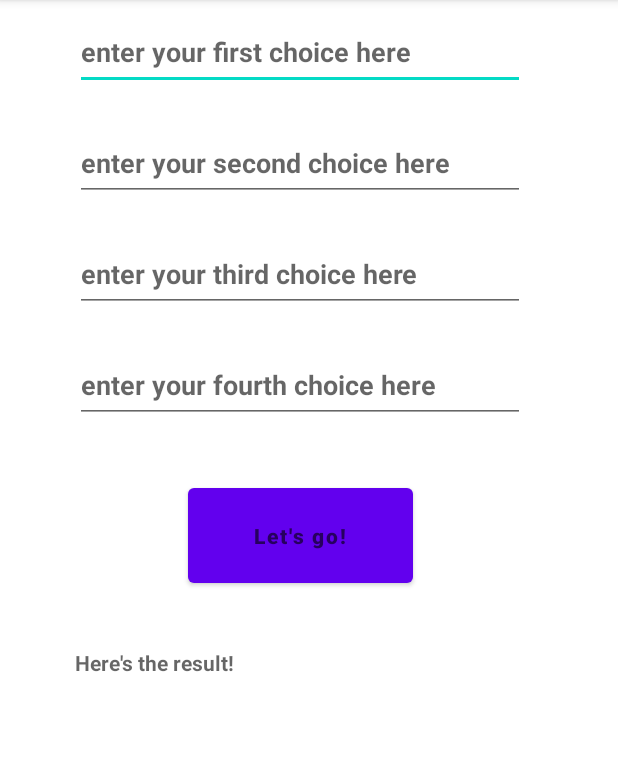
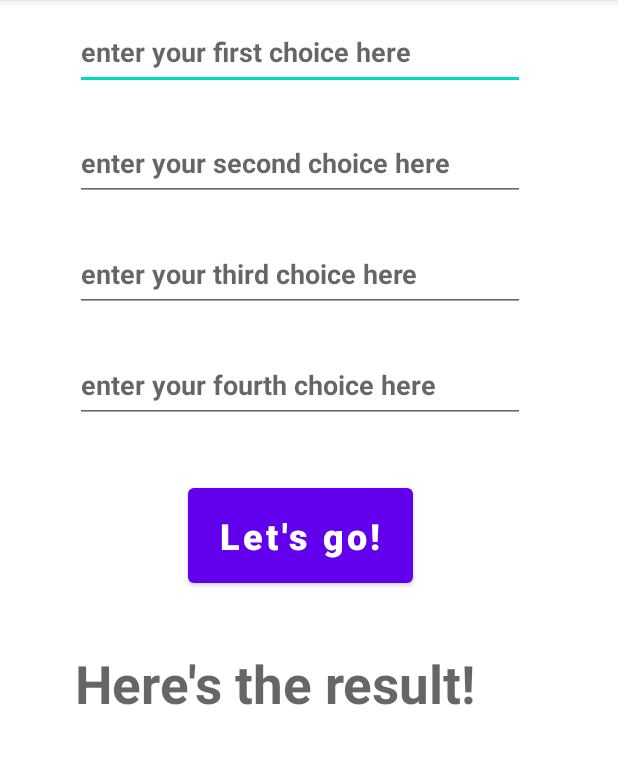
Before and after one commit to hdi10/RandomChoiceHelperApplicationApp, an Android app: the InputMovies screen opened directly, with no data from a screen before it, on a phone screen of 412 x 824 dp, the part 84-848 px from its top. Run offline under Robolectric (Android 15) with nearby library versions, the phone set to English and light mode, and no system bars.

Commit message:
layout modification

```diff
--- a/app/src/main/res/layout/activity_input_movies.xml
+++ b/app/src/main/res/layout/activity_input_movies.xml
@@ -59,20 +59,24 @@
         android:layout_marginTop="150dp"
         android:hint="@string/Result"
         android:textStyle="bold"
+        android:textSize="35dp"
+        android:textColor="@color/black"
         android:id="@+id/resultString"
         app:layout_constraintStart_toStartOf="parent"
         app:layout_constraintTop_toBottomOf="@+id/editText4" />
 
     <Button
+        android:id="@+id/goRandomString"
         android:layout_width="150dp"
         android:layout_height="75dp"
         android:layout_marginStart="125dp"
         android:layout_marginTop="24dp"
         android:layout_marginBottom="24dp"
         android:hint="@string/RandomStringButton"
+        android:onClick="OnClickGoChooseRandomString"
+        android:textColorHint="@color/white"
+        android:textSize="24sp"
         android:textStyle="bold"
-        android:id="@+id/goRandomString"
-        android:onClick="OnClickGoChooseRandomString"
         app:layout_constraintBottom_toTopOf="@+id/resultString"
         app:layout_constraintStart_toStartOf="parent"
         app:layout_constraintTop_toBottomOf="@+id/editText4" />
--- a/app/src/main/res/layout/activity_input_number.xml
+++ b/app/src/main/res/layout/activity_input_number.xml
@@ -58,6 +58,8 @@
         android:layout_marginStart="50dp"
         android:layout_marginTop="250dp"
         android:hint="@string/Result"
+        android:textColor="@color/black"
+        android:textSize="35dp"
         android:textStyle="bold"
         app:layout_constraintStart_toStartOf="parent"
         app:layout_constraintTop_toBottomOf="@+id/editNumber4" />
@@ -69,7 +71,9 @@
         android:layout_marginTop="24dp"
         android:layout_marginBottom="24dp"
         android:hint="@string/RandomNumberButton"
+        android:textColorHint="@color/white"
         android:textStyle="bold"
+        android:textSize="24sp"
         android:id="@+id/goRandomNumber"
         android:onClick="OnClickGoChooseRandomNumber"
         app:layout_constraintBottom_toTopOf="@+id/resultNumber"
```
Also changed, not shown: 1 other file.
